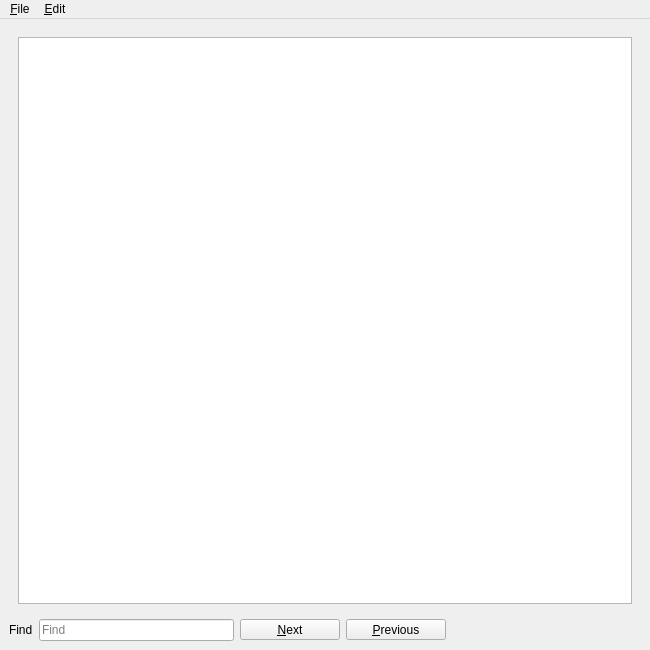
The window that UI/glitch-documentation.ui (textbrowser/glitch) describes before a commit, drawn with Qt 5.
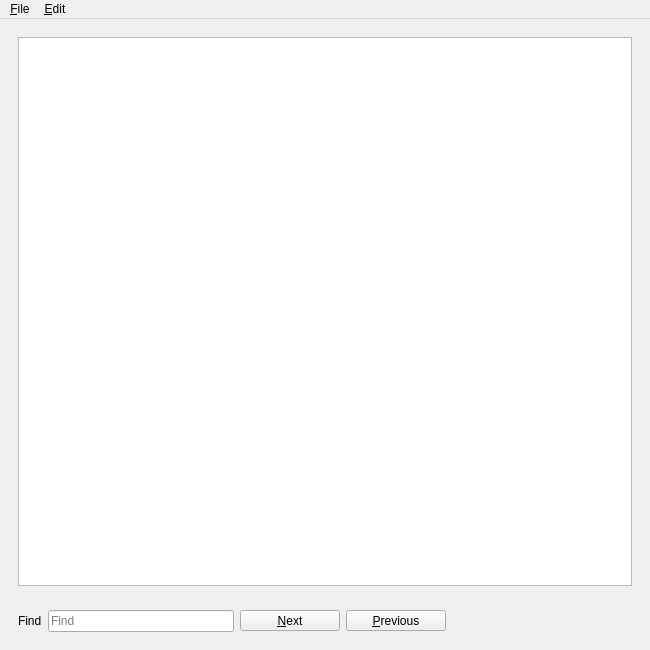
The same window after the commit. Icons and pictures are not drawn.

What changed in the file:
```diff
--- a/UI/glitch-documentation.ui
+++ b/UI/glitch-documentation.ui
@@ -41,6 +41,7 @@
      </widget>
     </item>
     <item>
+     <widget class="QFrame" name="frame">
      <layout class="QHBoxLayout" name="horizontalLayout">
       <item>
        <widget class="QLabel" name="label">
@@ -95,13 +96,14 @@
         </property>
         <property name="sizeHint" stdset="0">
          <size>
-          <width>40</width>
+           <width>184</width>
           <height>20</height>
          </size>
         </property>
        </spacer>
       </item>
      </layout>
+     </widget>
     </item>
    </layout>
   </widget>
```
Lines whose indentation alone changed are shown as unchanged.
